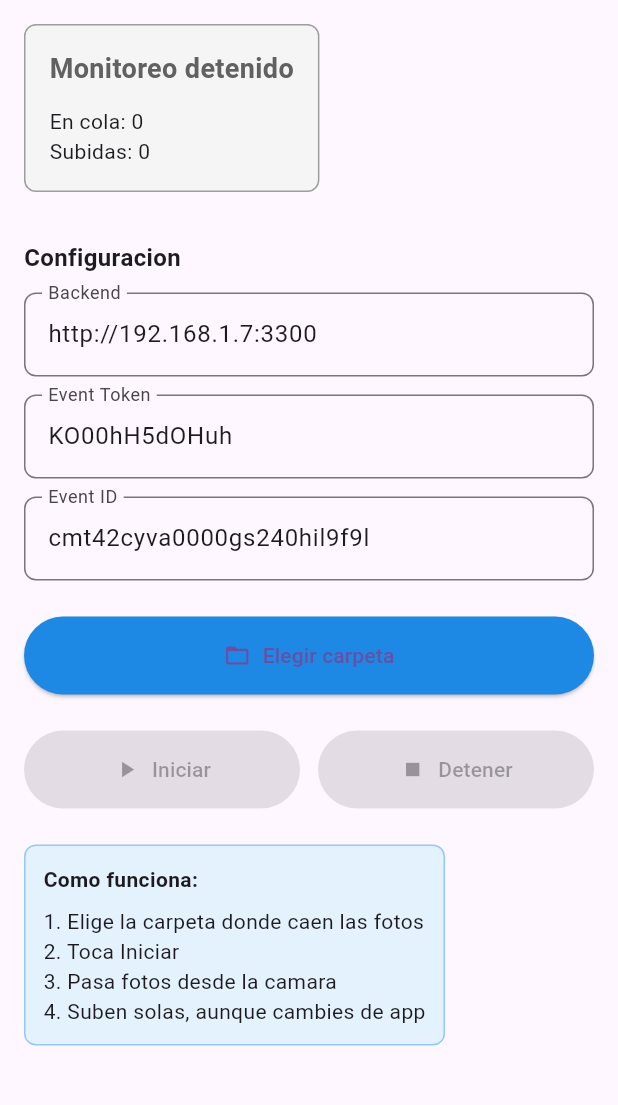
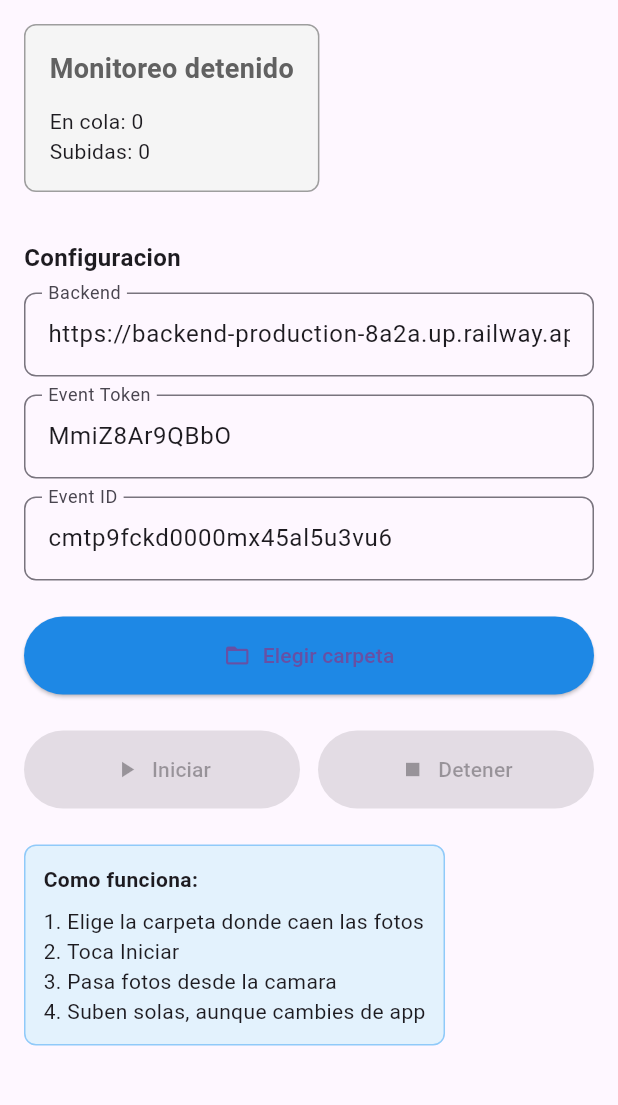
Before and after one commit to pablowebster94-sudo/advibe-eventos, a Flutter app: the screen it shows after launch, on a phone screen of 412 x 824 dp, the part 84-1189 px from its top. Run offline on Flutter 3.47's test engine with Material 3 defaults, Android fonts, the phone set to English and light mode, and no system bars; our stand-ins replace file_picker, logger, shared_preferences; missing offline and left inert: flutter_foreground_task.

Commit message:
feat: deploy backend a Railway con volumen persistente
- lib/database.ts y el puerto de Next leen DB_PATH/PORT desde entorno,
  con el valor local de siempre como fallback
- apps/mobile apunta por defecto al backend en Railway (nuevo token/
  eventId del evento demo re-seedeado en producción)
- package.json raíz agrega build/start para que Railpack detecte el
  comando de arranque del monorepo (corre prisma db push antes de
  next start)

Backend desplegado en https://backend-production-8a2a.up.railway.app
con volumen de 500MB montado en /data (db + fotos).

Co-Authored-By: Claude Sonnet 5 <noreply@anthropic.com>
Claude-Session: https://claude.ai/code/session_01MqySC5H9crFvw79fdmyDz1

```diff
--- a/apps/mobile/lib/screens/home_screen.dart
+++ b/apps/mobile/lib/screens/home_screen.dart
@@ -44,9 +44,9 @@ class _HomeScreenState extends State<HomeScreen> {
 
   Future<void> _init() async {
     prefs = await SharedPreferences.getInstance();
-    serverController.text = prefs!.getString('cfg_server') ?? 'http://192.168.1.7:3300';
-    tokenController.text = prefs!.getString('cfg_token') ?? 'KO00hH5dOHuh';
-    eventIdController.text = prefs!.getString('cfg_event_id') ?? 'cmt42cyva0000gs240hil9f9l';
+    serverController.text = prefs!.getString('cfg_server') ?? 'https://backend-production-8a2a.up.railway.app';
+    tokenController.text = prefs!.getString('cfg_token') ?? 'MmiZ8Ar9QBbO';
+    eventIdController.text = prefs!.getString('cfg_event_id') ?? 'cmtp9fckd0000mx45al5u3vu6';
     final running = await FlutterForegroundTask.isRunningService;
     setState(() {
       selectedPath = prefs!.getString('cfg_path');
--- a/apps/mobile/lib/services/photo_uploader.dart
+++ b/apps/mobile/lib/services/photo_uploader.dart
@@ -13,9 +13,9 @@ class PhotoUploader extends ChangeNotifier {
   final logger = Logger();
   late SharedPreferences _prefs;
 
-  String serverUrl = 'http://192.168.1.7:3300';
-  String eventToken = 'KO00hH5dOHuh';
-  String eventId = 'cmt42cyva0000gs240hil9f9l';
+  String serverUrl = 'https://backend-production-8a2a.up.railway.app';
+  String eventToken = 'MmiZ8Ar9QBbO';
+  String eventId = 'cmtp9fckd0000mx45al5u3vu6';
 
   int photosInQueue = 0;
   int photosUploaded = 0;
--- a/package.json
+++ b/package.json
@@ -7,6 +7,8 @@
     "dev:backend": "npm run dev --workspace @advibe/backend",
     "dev:capture": "npm run dev --workspace @advibe/capture",
     "db:push": "npm run db:push --workspace @advibe/backend",
-    "seed": "npm run seed --workspace @advibe/backend"
+    "seed": "npm run seed --workspace @advibe/backend",
+    "build": "npm run build --workspace @advibe/backend",
+    "start": "npm run db:push && npm run start --workspace @advibe/backend"
   }
 }
```
Also changed, not shown: 3 other files.
